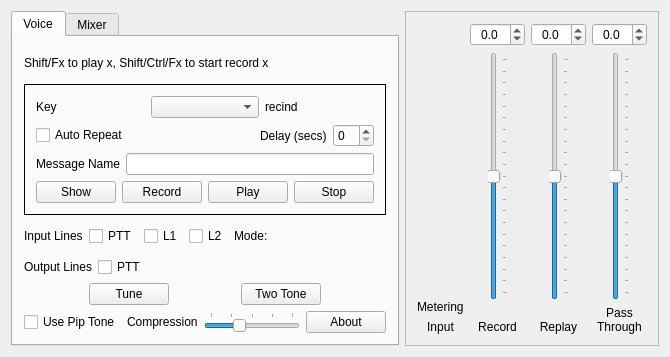
Before: the Qt Designer form mqt/MqtKeyer/KeyerMain.ui in Rsclub22/Minos2-Mirror, drawn with Qt 5.
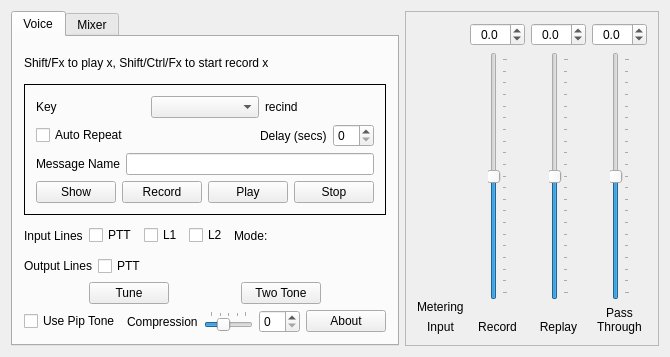
After: the same form once the commit is applied. Custom widgets are drawn as their Qt base class.

Commit message: Add compression spinners

Diff of the .ui file:
```diff
--- a/mqt/MqtKeyer/KeyerMain.ui
+++ b/mqt/MqtKeyer/KeyerMain.ui
@@ -340,6 +340,9 @@
             </property>
            </widget>
           </item>
+          <item>
+           <widget class="QSpinBox" name="compressionValue"/>
+          </item>
           <item>
            <widget class="QPushButton" name="aboutButton">
             <property name="text">
```
The commit also changes 6 other files.
